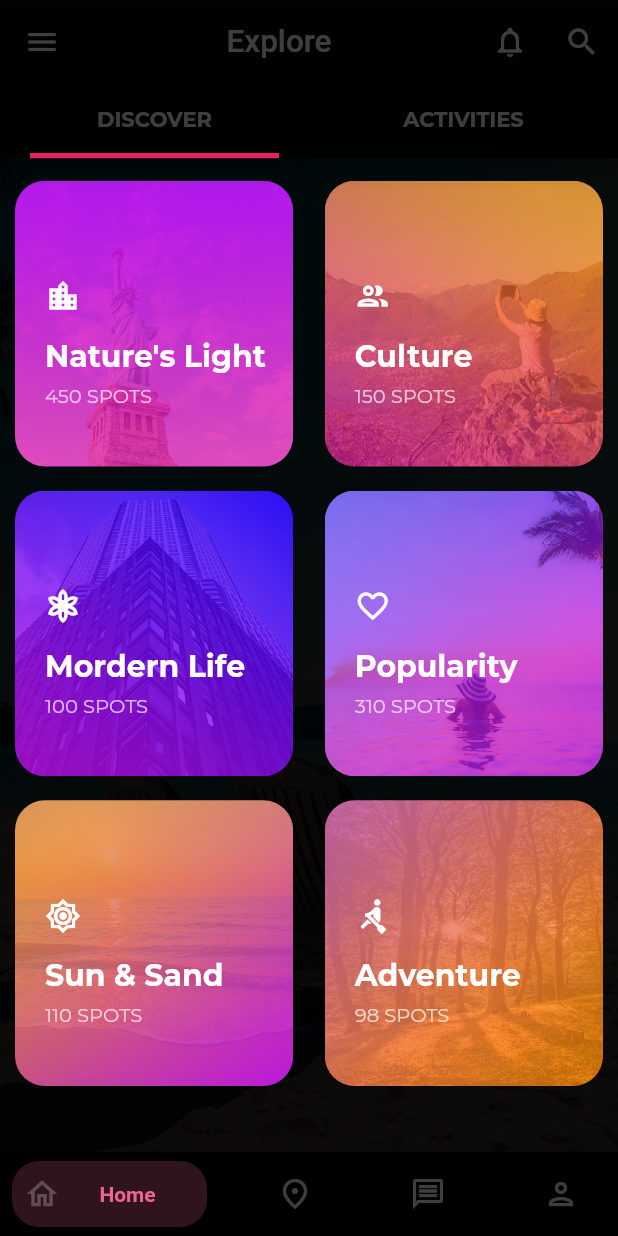
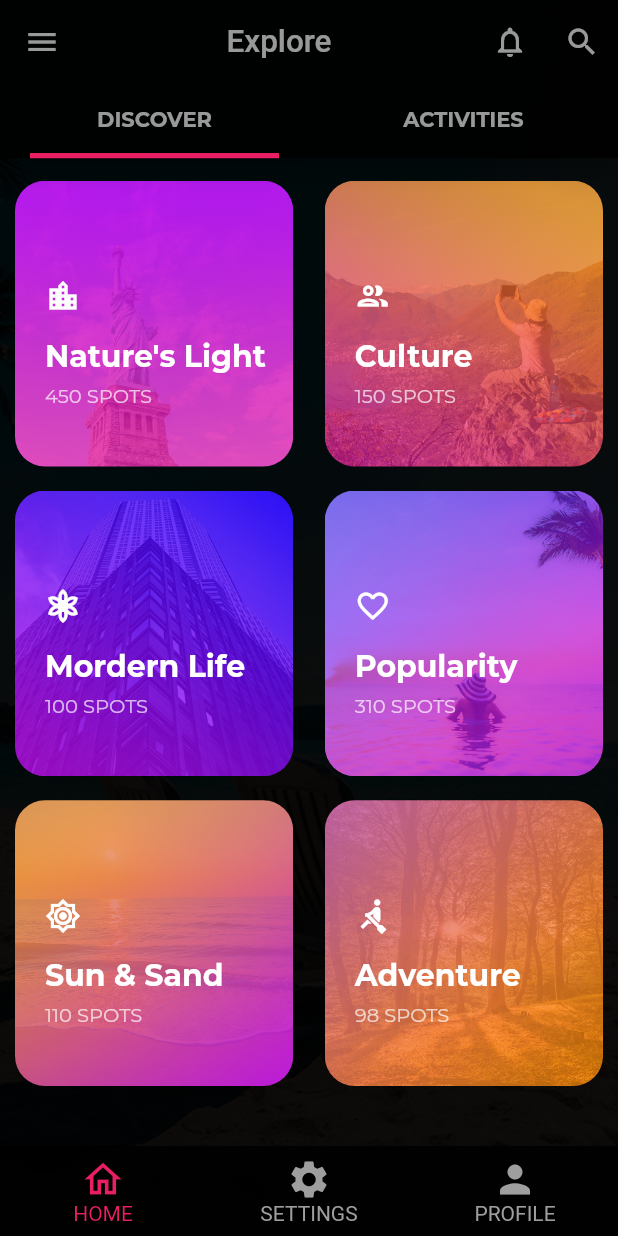
Before and after one commit to LawrenciaDzifa/Scenery-UI, a Flutter app: the screen it shows after launch, on a phone screen of 412 x 824 dp. Run offline on Flutter 3.47's test engine with Material 2 defaults, Android fonts, the phone set to English and light mode, and no system bars; drawn by our look-alikes of bottom_navy_bar.

```diff
--- a/lib/Screens/activities.dart
+++ b/lib/Screens/activities.dart
@@ -1,6 +1,7 @@
 import 'package:flutter/material.dart';
-import 'package:bottom_navy_bar/bottom_navy_bar.dart';
+import 'package:scenery/Screens/activity.dart';
 import 'package:scenery/Screens/grid.dart';
+import 'package:scenery/Screens/profile.dart';
 
 class Home extends StatefulWidget {
   @override
@@ -8,14 +9,8 @@ class Home extends StatefulWidget {
 }
 
 class _HomeState extends State<Home> {
-  int _currentIndex = 0;
-  int _counter = 0;
-
-  void _incrementCounter() {
-    setState(() {
-      _counter++;
-    });
-  }
+  int currentIndex = 0;
+  final screens = [Home(), Activities(), Profile()];
 
   @override
   Widget build(BuildContext context) {
@@ -37,10 +32,10 @@ class _HomeState extends State<Home> {
               title: Center(
                   child: Text(
                 'Explore',
-                  style: TextStyle(color: Colors.white24, fontSize: 21.0),
+                style: TextStyle(color: Colors.white60, fontSize: 21.0),
               )),
               leading: IconButton(
-                    icon: Icon(Icons.menu, color: Colors.white24),
+                  icon: Icon(Icons.menu, color: Colors.white60),
                   onPressed: () {}),
               actions: [
                 Row(
@@ -48,13 +43,13 @@ class _HomeState extends State<Home> {
                     IconButton(
                         icon: Icon(
                           Icons.notifications_none_outlined,
-                            color: Colors.white24,
+                          color: Colors.white60,
                         ),
                         onPressed: () {}),
                     IconButton(
                         icon: Icon(
                           Icons.search_outlined,
-                            color: Colors.white24,
+                          color: Colors.white60,
                         ),
                         onPressed: () {})
                   ],
@@ -70,7 +65,7 @@ class _HomeState extends State<Home> {
                     child: Text(
                       'DISCOVER',
                       style: TextStyle(
-                            color: Colors.white24,
+                          color: Colors.white60,
                           fontFamily: 'Montserrat',
                           fontWeight: FontWeight.w600),
                     ),
@@ -79,7 +74,7 @@ class _HomeState extends State<Home> {
                     child: Text(
                       'ACTIVITIES',
                       style: TextStyle(
-                            color: Colors.white24,
+                          color: Colors.white60,
                           fontFamily: 'Montserrat',
                           fontWeight: FontWeight.w600),
                     ),
@@ -87,46 +82,33 @@ class _HomeState extends State<Home> {
                 ],
                 labelColor: Colors.pink,
               )),
-            bottomNavigationBar: BottomNavyBar(
-              backgroundColor: Colors.black,
-              selectedIndex: _currentIndex,
-              showElevation: true,
-              itemCornerRadius: 18.0,
-              curve: Curves.easeIn,
-              onItemSelected: (index) => setState(() => _currentIndex = index),
-              items: <BottomNavyBarItem>[
-                BottomNavyBarItem(
-                  icon: Icon(Icons.home_outlined, color: Colors.white24),
-                  title: Text('Home'),
-                  activeColor: Colors.pink.shade300,
-                  inactiveColor: Colors.transparent,
-                  textAlign: TextAlign.center,
+          bottomNavigationBar: BottomNavigationBar(
+              type: BottomNavigationBarType.fixed,
+              iconSize: 30,
+              backgroundColor: Colors.black87,
+              unselectedFontSize: 14,
+              selectedItemColor: Colors.pink,
+              unselectedItemColor: Colors.grey,
+              currentIndex: currentIndex,
+              onTap: (index) => setState(() => currentIndex = index),
+              items: [
+                BottomNavigationBarItem(
+                  icon: Icon(Icons.home_outlined),
+                  label: 'HOME',
                 ),
-                BottomNavyBarItem(
-                  icon: Icon(Icons.place_outlined, color: Colors.white24),
-                  title: Text('Places'),
-                  activeColor: Colors.pink.shade300,
-                  inactiveColor: Colors.transparent,
-                  textAlign: TextAlign.center,
+                BottomNavigationBarItem(
+                  icon: Icon(Icons.settings),
+                  label: 'SETTINGS',
                 ),
-                BottomNavyBarItem(
-                  icon: Icon(Icons.message_outlined,color: Colors.white24),
-                  title: Text(
-                    'Forum',
+                BottomNavigationBarItem(
+                  icon: Icon(Icons.person),
+                  label: 'PROFILE',
                 ),
-                  activeColor: Colors.pink.shade300,
-                  inactiveColor: Colors.transparent,
-                  textAlign: TextAlign.center,
-                ),
-                BottomNavyBarItem(
-                  icon: Icon(Icons.person_outlined, color: Colors.white24),
-                  title: Text('Account'),
-                  activeColor: Colors.pink.shade300,
-                  inactiveColor: Colors.green,
-                  textAlign: TextAlign.center,
-                ),
-              ],
-            ),
+                // BottomNavigationBarItem(
+                //   icon: Icon(Icons.person_outlined),
+                //   label: 'Profile',
+                // )
+              ]),
           body: Grid(),
         ),
       ),
--- /dev/null
+++ b/lib/Screens/activity.dart
@@ -0,0 +1,15 @@
+import 'package:flutter/material.dart';
+
+class Activities extends StatefulWidget {
+  const Activities({Key key}) : super(key: key);
+
+  @override
+  _ActivitiesState createState() => _ActivitiesState();
+}
+
+class _ActivitiesState extends State<Activities> {
+  @override
+  Widget build(BuildContext context) {
+    return Scaffold();
+  }
+}
--- /dev/null
+++ b/lib/Screens/profile.dart
@@ -0,0 +1,15 @@
+import 'package:flutter/material.dart';
+
+class Profile extends StatefulWidget {
+  const Profile({Key key}) : super(key: key);
+
+  @override
+  _ProfileState createState() => _ProfileState();
+}
+
+class _ProfileState extends State<Profile> {
+  @override
+  Widget build(BuildContext context) {
+    return Scaffold();
+  }
+}
```
Also changed, not shown: pubspec.lock, 1 other file. Lines whose indentation alone changed are shown as unchanged.
